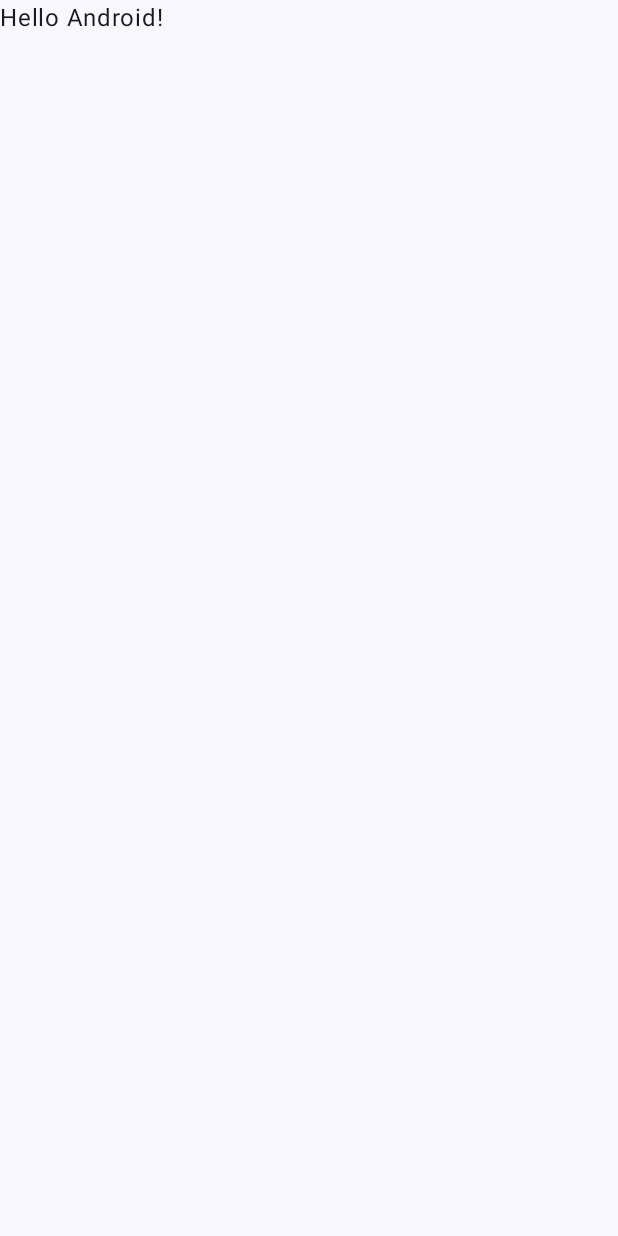
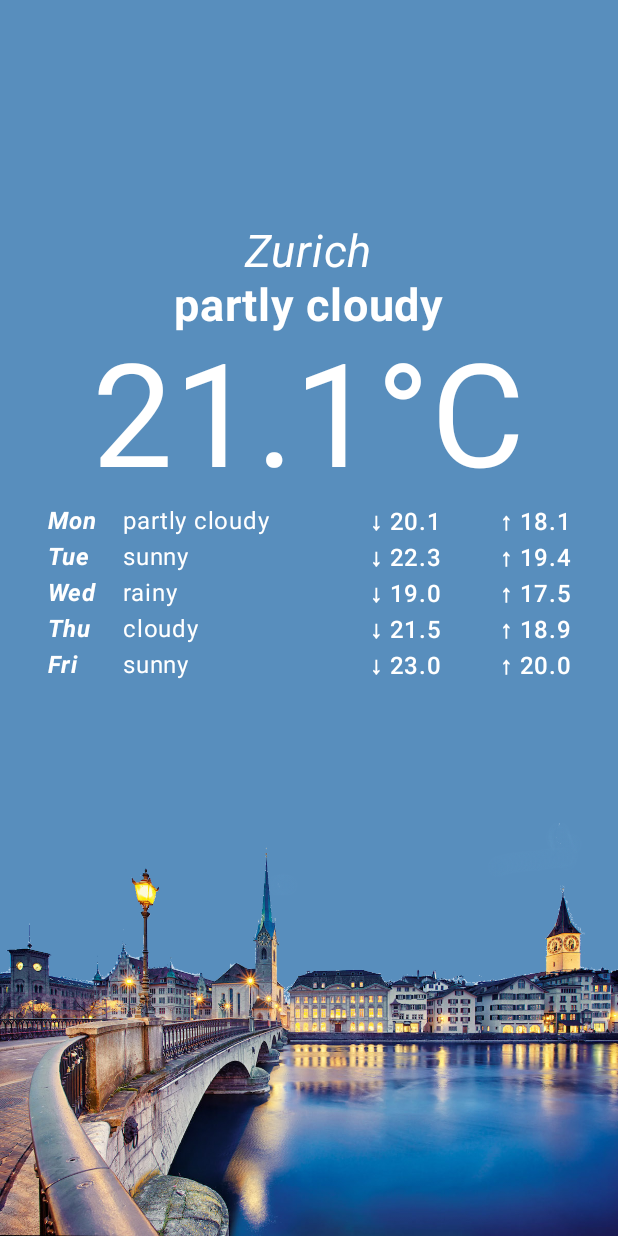
Before and after one commit to mocatex/yumify, an Android app built with Jetpack Compose: the screen it shows after launch (MainActivity), on a phone screen of 412 x 824 dp. Before the commit the screen is almost empty. Run offline under Robolectric (Android 15) with nearby library versions, the phone set to English and light mode, and no system bars.

Commit message:
Implement weather display with background image and forecast data

```diff
--- a/moba-lab/p04-weather-app-layout/weather-app-layout-moritz/app/src/main/java/ch/moritz/weatherappmoritz/MainActivity.kt
+++ b/moba-lab/p04-weather-app-layout/weather-app-layout-moritz/app/src/main/java/ch/moritz/weatherappmoritz/MainActivity.kt
@@ -8,10 +8,25 @@ import androidx.compose.foundation.layout.fillMaxSize
 import androidx.compose.foundation.layout.padding
 import androidx.compose.material3.Scaffold
 import androidx.compose.material3.Text
+import androidx.compose.foundation.Image
+import androidx.compose.foundation.layout.Box
+import androidx.compose.foundation.layout.Column
+import androidx.compose.foundation.layout.Row
+import androidx.compose.material3.Surface
 import androidx.compose.runtime.Composable
 import androidx.compose.ui.Modifier
+import androidx.compose.ui.res.painterResource
 import androidx.compose.ui.tooling.preview.Preview
 import ch.moritz.weatherappmoritz.ui.theme.WeatherAppMoritzTheme
+import androidx.compose.ui.layout.ContentScale
+import androidx.compose.ui.graphics.Color
+import androidx.compose.ui.unit.dp
+import androidx.compose.ui.Alignment
+import androidx.compose.ui.text.font.FontWeight
+import androidx.compose.ui.unit.TextUnit
+import androidx.compose.ui.unit.sp
+import androidx.compose.ui.text.font.FontStyle
+import androidx.compose.ui.text.style.TextAlign
 
 class MainActivity : ComponentActivity() {
     override fun onCreate(savedInstanceState: Bundle?) {
@@ -19,29 +34,169 @@ class MainActivity : ComponentActivity() {
         enableEdgeToEdge()
         setContent {
             WeatherAppMoritzTheme {
-                Scaffold(modifier = Modifier.fillMaxSize()) { innerPadding ->
-                    Greeting(
-                        name = "Android",
-                        modifier = Modifier.padding(innerPadding)
-                    )
-                }
+                WeatherApp()
             }
         }
     }
 }
 
 @Composable
-fun Greeting(name: String, modifier: Modifier = Modifier) {
-    Text(
-        text = "Hello $name!",
+fun WeatherApp() {
+
+    // hardcoded forecast data
+    val forecastData = listOf(
+        listOf("Mon", "partly cloudy", "20.1", "18.1"),
+        listOf("Tue", "sunny", "22.3", "19.4"),
+        listOf("Wed", "rainy", "19.0", "17.5"),
+        listOf("Thu", "cloudy", "21.5", "18.9"),
+        listOf("Fri", "sunny", "23.0", "20.0")
+    )
+
+    Scaffold(modifier = Modifier.fillMaxSize()) { innerPadding ->
+        Surface(
+            color = Color.Transparent,
+            contentColor = Color.White
+        ) {
+            Box(
+                modifier = Modifier
+                    .fillMaxSize()
+                    .padding(innerPadding)
+            ) {
+                // Background Image for the corresponding city
+                Image(
+                    painter = painterResource(R.drawable.background_zurich),
+                    contentDescription = "Background Image of City",
+                    contentScale = ContentScale.Crop
+                )
+
+                WeatherScreen(
+                    modifier = Modifier.fillMaxSize(),
+                    weatherCondition = "partly cloudy",
+                    cityName = "Zurich",
+                    temperature = "21.1",
+                    unit = "°C",
+                    primaryFontSize = 96.sp,
+                    secondaryFontSize = 30.sp,
+                    thirdFontSize = 16.sp,
+                    forecastData = forecastData
+                )
+            }
+        }
+
+    }
+}
+
+@Composable
+fun WeatherScreen(
+    modifier: Modifier = Modifier,
+    weatherCondition: String = "no data found",
+    cityName: String = "no data found",
+    temperature: String = "no data found",
+    unit: String = "no data found",
+    primaryFontSize: TextUnit = 96.sp,
+    secondaryFontSize: TextUnit = 36.sp,
+    thirdFontSize: TextUnit = 16.sp,
+    forecastData: List<List<String>> = listOf()
+) {
+
+    val textAlignment = Alignment.CenterHorizontally
+
+    Column(
         modifier = modifier
-    )
+            .padding(top = 150.dp)
+    ) {
+
+        Text(
+            text = cityName,
+            fontSize = secondaryFontSize,
+            fontStyle = FontStyle.Italic,
+            modifier = Modifier.align(textAlignment)
+        )
+        Text(
+            text = weatherCondition,
+            fontSize = secondaryFontSize,
+            fontWeight = FontWeight.Bold,
+            modifier = Modifier.align(textAlignment)
+        )
+        Text(
+            text = "$temperature$unit",
+            fontSize = primaryFontSize,
+            modifier = Modifier.align(textAlignment)
+        )
+
+        WeatherForecast(forecastData, thirdFontSize)
+    }
+}
+
+@Composable
+fun WeatherForecast(
+    forecastData: List<List<String>>,
+    fontSize: TextUnit = 16.sp
+)
+{
+    Column(){
+        for (dayForecast in forecastData){
+            WeatherForecastItem(
+                day = dayForecast[0],
+                weatherCondition = dayForecast[1],
+                maxTemperature = dayForecast[2],
+                minTemperature = dayForecast[3],
+                fontSize = fontSize
+            )
+        }
+    }
+
+}
+@Composable
+fun WeatherForecastItem(
+    day: String,
+    weatherCondition: String,
+    maxTemperature: String,
+    minTemperature: String,
+    fontSize: TextUnit = 16.sp
+) {
+    val minTempSymbol = "\u2191"
+    val maxTempSymbol = "\u2193"
+    Row(){
+        Text(
+            text = day,
+            fontSize = fontSize,
+            fontWeight = FontWeight.Bold,
+            fontStyle = FontStyle.Italic,
+            modifier = Modifier
+                .weight(1f)
+                .padding(start = 32.dp)
+        )
+        Text(
+            text = weatherCondition,
+            fontSize = fontSize,
+            modifier = Modifier
+                .weight(2f)
+        )
+        Text(
+            text = "$maxTempSymbol $maxTemperature",
+            fontSize = fontSize,
+            fontWeight = FontWeight.SemiBold,
+            modifier = Modifier
+                .weight(1f)
+        )
+        Text(
+            text = "$minTempSymbol $minTemperature",
+            fontSize = fontSize,
+            fontWeight = FontWeight.SemiBold,
+            textAlign = TextAlign.End,
+            modifier = Modifier
+                .weight(1f)
+                .padding(end = 32.dp)
+        )
+
+    }
 }
 
 @Preview(showBackground = true)
 @Composable
-fun GreetingPreview() {
+fun WeatherAppPreview() {
     WeatherAppMoritzTheme {
-        Greeting("Android")
+        WeatherApp()
     }
 }
```
